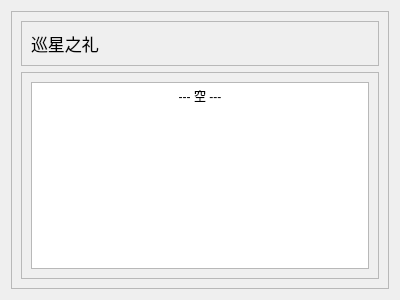
First picture: the form in res/ui/set_05.ui, repository Shasnow/StarRailAssistant, before the edit.
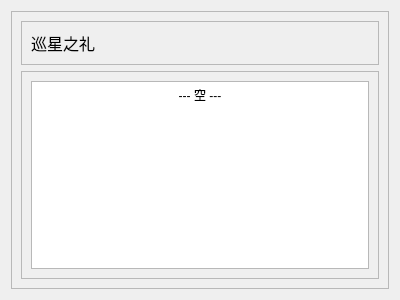
Second picture: the form after the edit.

```diff
--- a/res/ui/set_05.ui
+++ b/res/ui/set_05.ui
@@ -12,7 +12,7 @@
   </property>
   <property name="font">
    <font>
-    <pointsize>13</pointsize>
+    <pointsize>12</pointsize>
    </font>
   </property>
   <property name="windowTitle">
@@ -78,7 +78,7 @@
 hr { height: 1px; border-width: 0; }
 li.unchecked::marker { content: &quot;\2610&quot;; }
 li.checked::marker { content: &quot;\2612&quot;; }
-&lt;/style&gt;&lt;/head&gt;&lt;body style=&quot; font-family:'Microsoft YaHei UI'; font-size:13pt; font-weight:400; font-style:normal;&quot;&gt;
+&lt;/style&gt;&lt;/head&gt;&lt;body style=&quot; font-family:'Microsoft YaHei UI'; font-size:12pt; font-weight:400; font-style:normal;&quot;&gt;
 &lt;p align=&quot;center&quot; style=&quot; margin-top:0px; margin-bottom:0px; margin-left:0px; margin-right:0px; -qt-block-indent:0; text-indent:0px;&quot;&gt;&lt;span style=&quot; font-size:9pt;&quot;&gt;--- 空 ---&lt;/span&gt;&lt;/p&gt;&lt;/body&gt;&lt;/html&gt;</string>
            </property>
           </widget>
```
